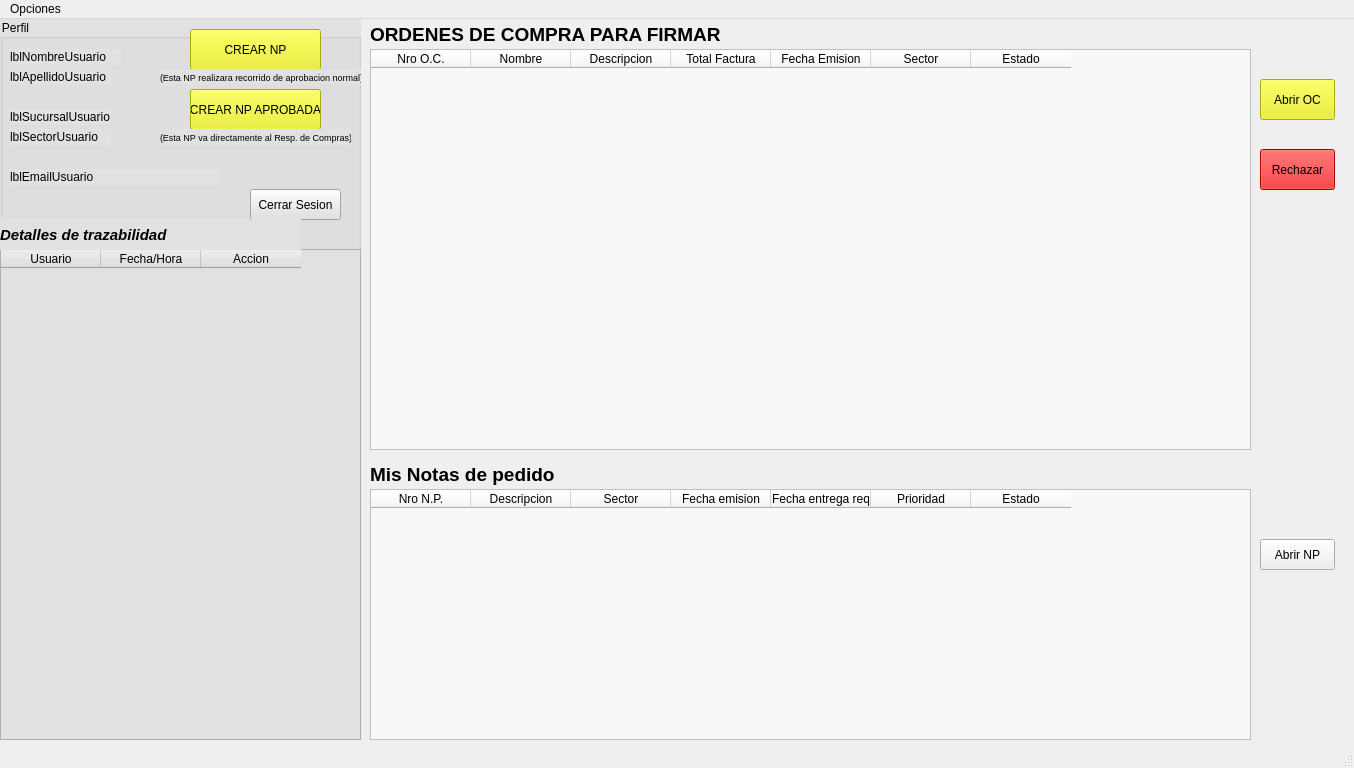
Qt form pantalla1Firma.ui (AyeQuinteros15/DemoPracticas) before a commit.
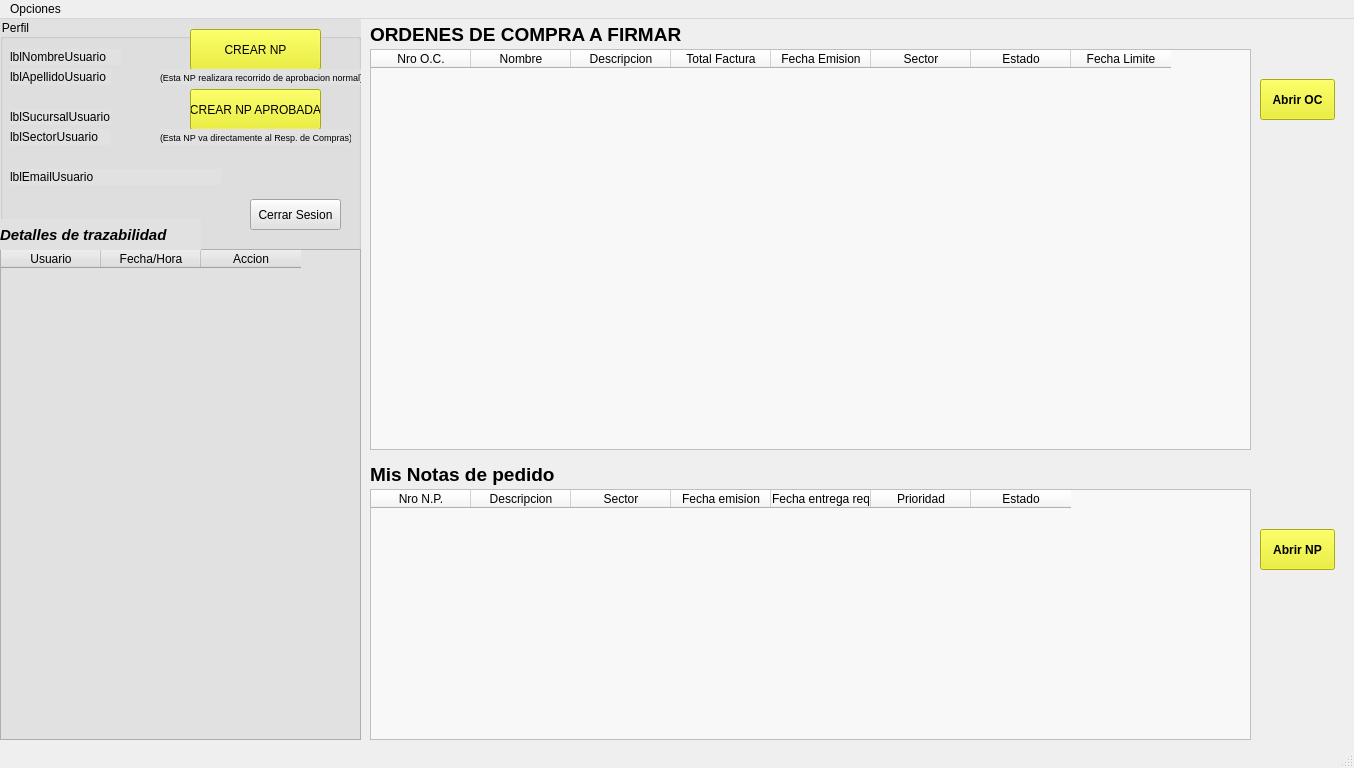
The same form after that commit.

The edit to the form file:
```diff
--- a/pantalla1Firma.ui
+++ b/pantalla1Firma.ui
@@ -110,7 +110,7 @@
      <property name="geometry">
       <rect>
        <x>250</x>
-       <y>170</y>
+       <y>180</y>
        <width>91</width>
        <height>31</height>
       </rect>
@@ -166,7 +166,7 @@
       <rect>
        <x>0</x>
        <y>200</y>
-       <width>301</width>
+       <width>201</width>
        <height>31</height>
       </rect>
      </property>
@@ -282,6 +282,11 @@
       <string>Estado</string>
      </property>
     </column>
+    <column>
+     <property name="text">
+      <string>Fecha Limite</string>
+     </property>
+    </column>
    </widget>
    <widget class="QLabel" name="label_4">
     <property name="geometry">
@@ -299,7 +304,7 @@
      </font>
     </property>
     <property name="text">
-     <string>ORDENES DE COMPRA PARA FIRMAR</string>
+     <string>ORDENES DE COMPRA A FIRMAR</string>
     </property>
    </widget>
    <widget class="QPushButton" name="btnAbrirOC_1F">
@@ -311,6 +316,11 @@
       <height>41</height>
      </rect>
     </property>
+    <property name="font">
+     <font>
+      <bold>true</bold>
+     </font>
+    </property>
     <property name="styleSheet">
      <string notr="true">background-color: rgb(235, 239, 13);
 color: rgb(0, 0, 0);</string>
@@ -390,32 +400,24 @@
     <property name="geometry">
      <rect>
       <x>1260</x>
-      <y>520</y>
+      <y>510</y>
       <width>75</width>
-      <height>31</height>
+      <height>41</height>
      </rect>
     </property>
+    <property name="font">
+     <font>
+      <bold>true</bold>
+     </font>
+    </property>
+    <property name="styleSheet">
+     <string notr="true">background-color: rgb(235, 239, 13);
+color: rgb(0, 0, 0);</string>
+    </property>
     <property name="text">
      <string>Abrir NP</string>
     </property>
    </widget>
-   <widget class="QPushButton" name="pushButton">
-    <property name="geometry">
-     <rect>
-      <x>1260</x>
-      <y>130</y>
-      <width>75</width>
-      <height>41</height>
-     </rect>
-    </property>
-    <property name="styleSheet">
-     <string notr="true">color: rgb(0, 0, 0);
-background-color: rgb(232, 0, 0);</string>
-    </property>
-    <property name="text">
-     <string>Rechazar</string>
-    </property>
-   </widget>
   </widget>
   <widget class="QMenuBar" name="menubar">
    <property name="geometry">
```
